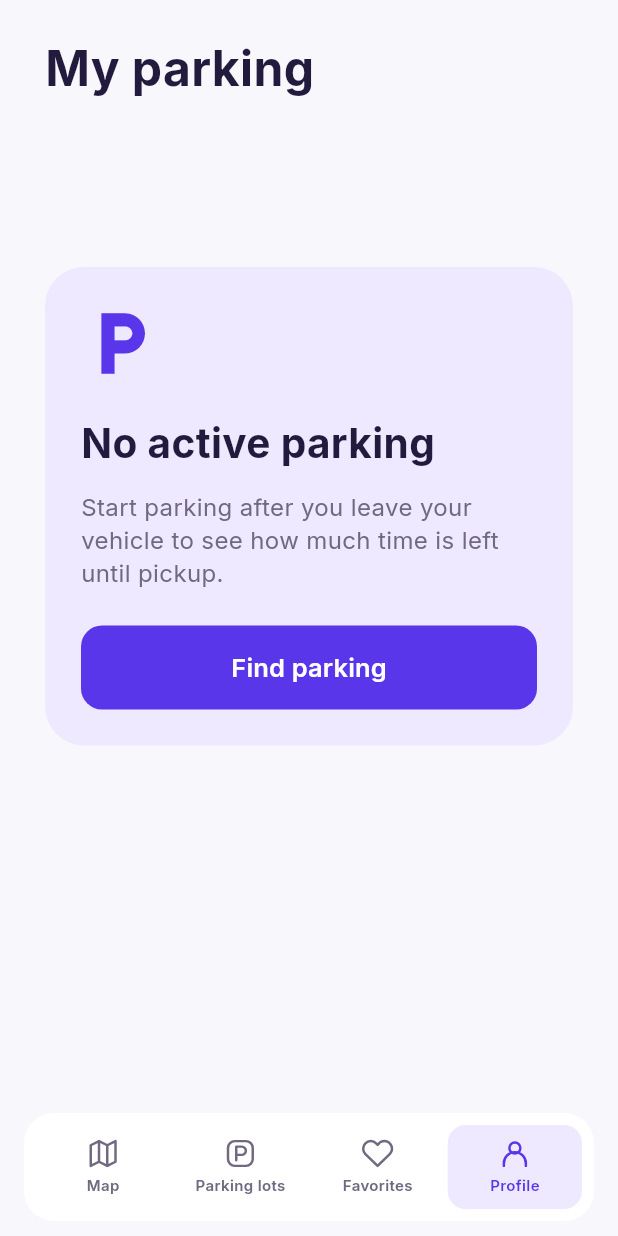
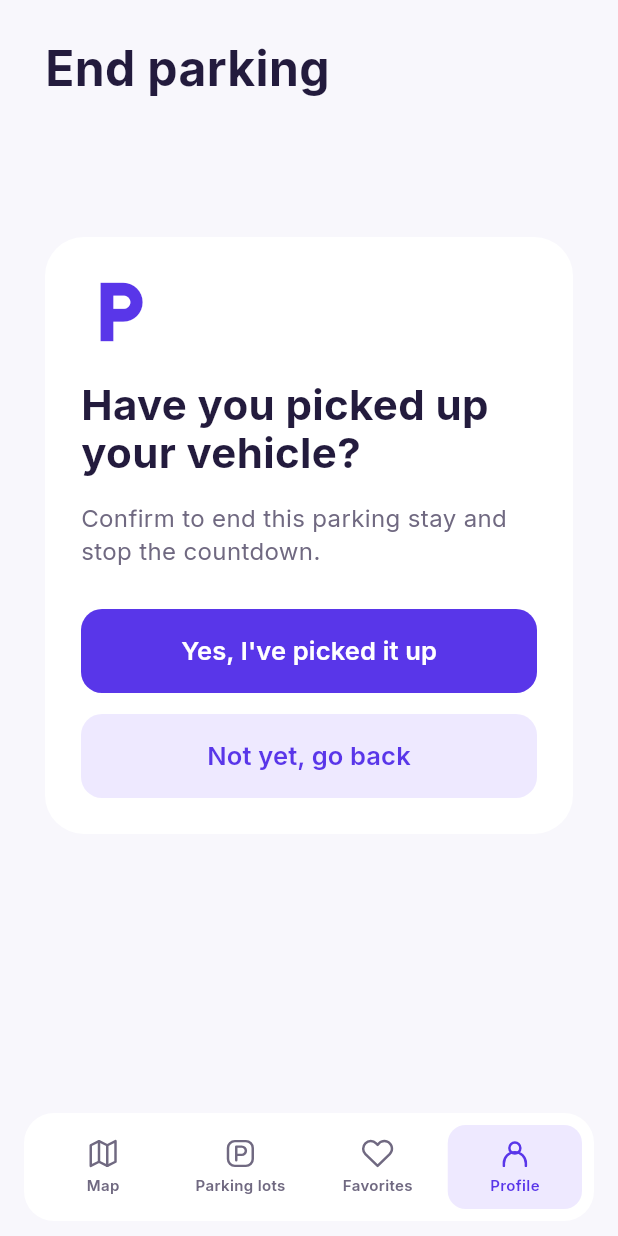
Before and after one commit to app-ISIS3510/Flutter, a Flutter app: the screen it shows after launch, item 4 of the bottom bar chosen, scrolled down 72 dp, after a tap on "I picked up my vehicle", on a phone screen of 412 x 824 dp. Run offline on Flutter 3.47's test engine with Material 3 defaults, Android fonts, the phone set to English and light mode, and no system bars; our stand-ins replace flutter_svg.

Commit message:
end parking implementartion

```diff
--- /dev/null
+++ b/parku/lib/screens/end_parking.dart
@@ -0,0 +1,155 @@
+import 'package:flutter/material.dart';
+
+import '../theme/app_theme.dart';
+import '../widgets/navigation_bar.dart';
+
+class EndParkingScreen extends StatelessWidget {
+  final VoidCallback onConfirmEndParking;
+  final int currentIndex;
+  final ValueChanged<int> onNavTap;
+
+  const EndParkingScreen({
+    super.key,
+    required this.onConfirmEndParking,
+    required this.currentIndex,
+    required this.onNavTap,
+  });
+
+  @override
+  Widget build(BuildContext context) {
+    return Scaffold(
+      backgroundColor: AppColors.background,
+      body: SafeArea(
+        child: Column(
+          children: [
+            Expanded(
+              child: Padding(
+                padding: const EdgeInsets.fromLTRB(30, 22, 30, 20),
+                child: Column(
+                  crossAxisAlignment: CrossAxisAlignment.start,
+                  children: [
+                    const Text(
+                      'End parking',
+                      style: TextStyle(
+                        fontSize: 32,
+                        fontWeight: FontWeight.w700,
+                        color: AppColors.darkText,
+                      ),
+                    ),
+
+                    const SizedBox(height: 90),
+
+                    Container(
+                      width: double.infinity,
+                      padding: const EdgeInsets.all(24),
+                      decoration: BoxDecoration(
+                        color: Colors.white,
+                        borderRadius: BorderRadius.circular(26),
+                      ),
+                      child: Column(
+                        crossAxisAlignment: CrossAxisAlignment.start,
+                        children: [
+                          const Icon(
+                            Icons.local_parking_outlined,
+                            size: 52,
+                            color: AppColors.primary,
+                          ),
+
+                          const SizedBox(height: 20),
+
+                          const Text(
+                            'Have you picked up\nyour vehicle?',
+                            style: TextStyle(
+                              fontSize: 28,
+                              fontWeight: FontWeight.w700,
+                              color: AppColors.darkText,
+                              height: 1.15,
+                            ),
+                          ),
+
+                          const SizedBox(height: 16),
+
+                          const Text(
+                            'Confirm to end this parking stay and stop the countdown.',
+                            style: TextStyle(
+                              fontSize: 16,
+                              height: 1.4,
+                              color: AppColors.greyText,
+                            ),
+                          ),
+
+                          const SizedBox(height: 28),
+
+                          SizedBox(
+                            width: double.infinity,
+                            height: 56,
+                            child: ElevatedButton(
+                              onPressed: () {
+                                onConfirmEndParking();
+                                Navigator.pop(context);
+                              },
+                              style: ElevatedButton.styleFrom(
+                                backgroundColor: AppColors.primary,
+                                foregroundColor: Colors.white,
+                                elevation: 0,
+                                shape: RoundedRectangleBorder(
+                                  borderRadius: BorderRadius.circular(14),
+                                ),
+                              ),
+                              child: const Text(
+                                "Yes, I've picked it up",
+                                style: TextStyle(
+                                  fontSize: 17,
+                                  fontWeight: FontWeight.w600,
+                                ),
+                              ),
+                            ),
+                          ),
+
+                          const SizedBox(height: 14),
+
+                          SizedBox(
+                            width: double.infinity,
+                            height: 56,
+                            child: ElevatedButton(
+                              onPressed: () {
+                                Navigator.pop(context);
+                              },
+                              style: ElevatedButton.styleFrom(
+                                backgroundColor: AppColors.lightPurple,
+                                foregroundColor: AppColors.primary,
+                                elevation: 0,
+                                shape: RoundedRectangleBorder(
+                                  borderRadius: BorderRadius.circular(14),
+                                ),
+                              ),
+                              child: const Text(
+                                'Not yet, go back',
+                                style: TextStyle(
+                                  fontSize: 17,
+                                  fontWeight: FontWeight.w600,
+                                ),
+                              ),
+                            ),
+                          ),
+                        ],
+                      ),
+                    ),
+                  ],
+                ),
+              ),
+            ),
+
+            NavBar(
+              currentIndex: currentIndex,
+              onTap: (index) {
+                Navigator.pop(context);
+                onNavTap(index);
+              },
+            ),
+          ],
+        ),
+      ),
+    );
+  }
+}
--- a/parku/lib/screens/my_parking.dart
+++ b/parku/lib/screens/my_parking.dart
@@ -2,6 +2,7 @@ import 'package:flutter/material.dart';
 
 import '../theme/app_theme.dart';
 import '../widgets/navigation_bar.dart';
+import 'end_parking.dart';
 
 class MyParkingScreen extends StatelessWidget {
   final int currentIndex;
@@ -256,7 +257,18 @@ class MyParkingScreen extends StatelessWidget {
                       width: double.infinity,
                       height: 58,
                       child: ElevatedButton(
-                        onPressed: onEndParking,
+                        onPressed: () {
+                          Navigator.push(
+                            context,
+                            MaterialPageRoute(
+                              builder: (context) => EndParkingScreen(
+                                currentIndex: currentIndex,
+                                onNavTap: onNavTap,
+                                onConfirmEndParking: onEndParking,
+                              ),
+                            ),
+                          );
+                        },
                         style: ElevatedButton.styleFrom(
                           elevation: 0,
                           backgroundColor: AppColors.primary,
```
